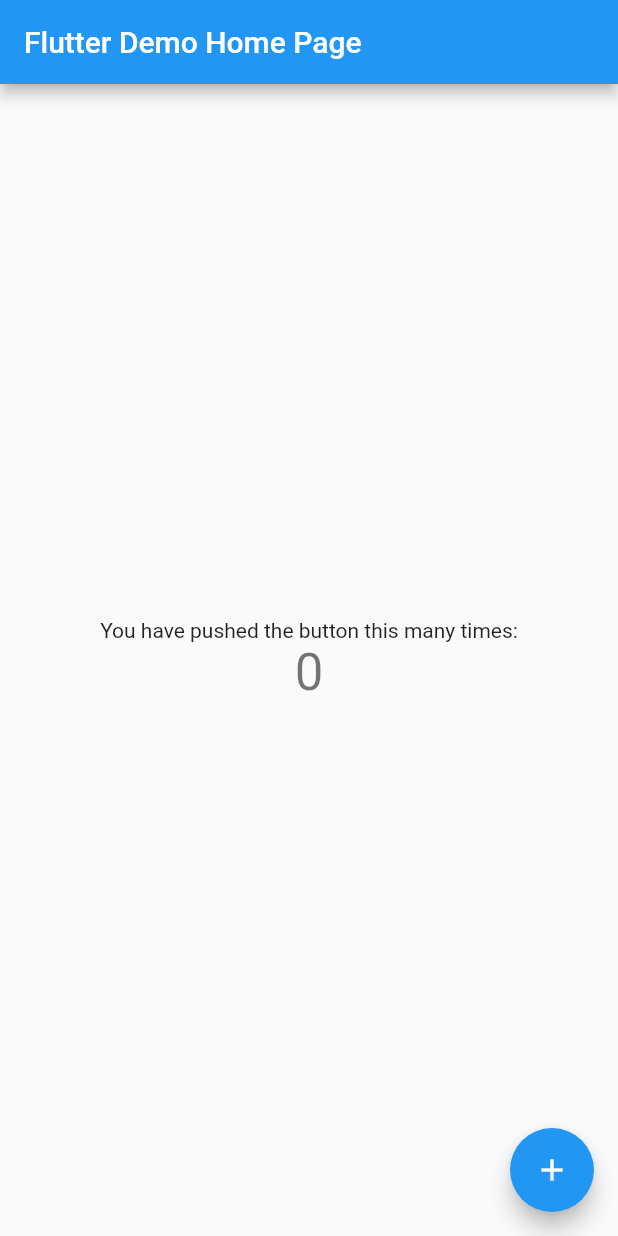
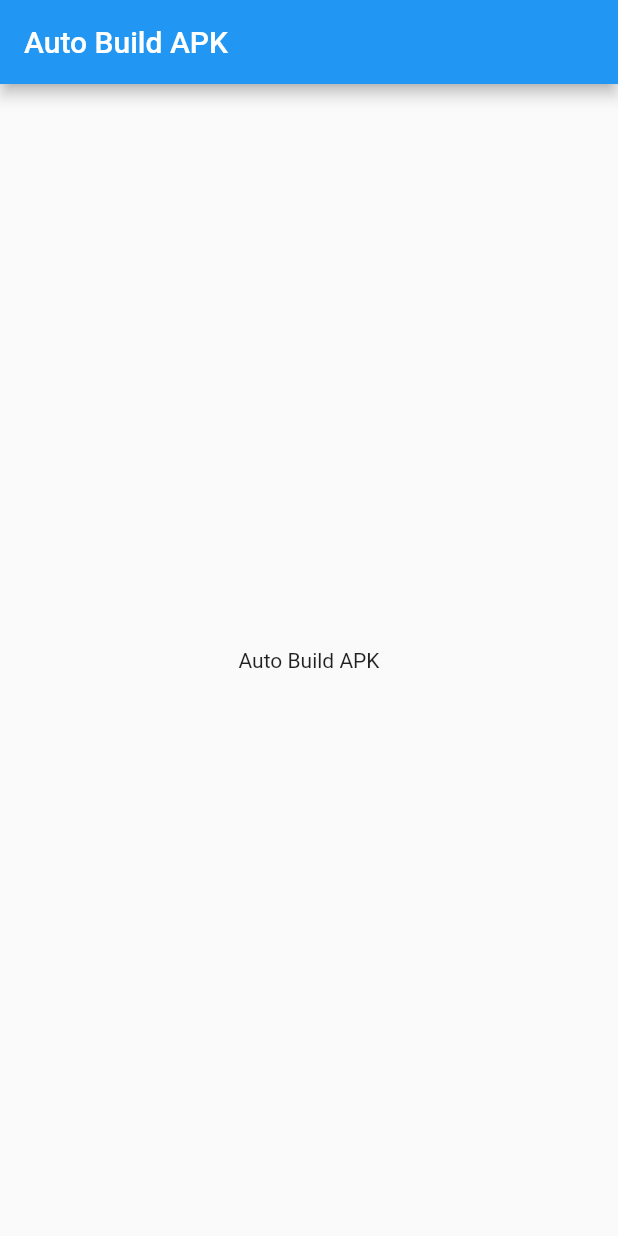
Before and after one commit to abhihasabe/flutter_auto_apk, a Flutter app: the screen it shows after launch, on a phone screen of 412 x 824 dp. Run offline on Flutter 3.47's test engine with Material 2 defaults, Android fonts, the phone set to English and light mode, and no system bars.

Commit message:
"Auto Build APK Commit"

```diff
--- a/lib/main.dart
+++ b/lib/main.dart
@@ -5,109 +5,39 @@
 }
 
 class MyApp extends StatelessWidget {
-  // This widget is the root of your application.
   @override
   Widget build(BuildContext context) {
     return MaterialApp(
       title: 'Flutter Demo',
-      theme: ThemeData(
-        // This is the theme of your application.
-        //
-        // Try running your application with "flutter run". You'll see the
-        // application has a blue toolbar. Then, without quitting the app, try
-        // changing the primarySwatch below to Colors.green and then invoke
-        // "hot reload" (press "r" in the console where you ran "flutter run",
-        // or simply save your changes to "hot reload" in a Flutter IDE).
-        // Notice that the counter didn't reset back to zero; the application
-        // is not restarted.
-        primarySwatch: Colors.blue,
-      ),
-      home: MyHomePage(title: 'Flutter Demo Home Page'),
+      home: AutoBuild(),
     );
   }
 }
 
-class MyHomePage extends StatefulWidget {
-  MyHomePage({Key? key, required this.title}) : super(key: key);
-
-  // This widget is the home page of your application. It is stateful, meaning
-  // that it has a State object (defined below) that contains fields that affect
-  // how it looks.
-
-  // This class is the configuration for the state. It holds the values (in this
-  // case the title) provided by the parent (in this case the App widget) and
-  // used by the build method of the State. Fields in a Widget subclass are
-  // always marked "final".
-
-  final String title;
-
+class AutoBuild extends StatefulWidget {
+  AutoBuild({Key? key}) : super(key: key);
   @override
-  _MyHomePageState createState() => _MyHomePageState();
+  _AutoBuildState createState() => _AutoBuildState();
 }
 
-class _MyHomePageState extends State<MyHomePage> {
-  int _counter = 0;
-
-  void _incrementCounter() {
-    setState(() {
-      // This call to setState tells the Flutter framework that something has
-      // changed in this State, which causes it to rerun the build method below
-      // so that the display can reflect the updated values. If we changed
-      // _counter without calling setState(), then the build method would not be
-      // called again, and so nothing would appear to happen.
-      _counter++;
-    });
-  }
+class _AutoBuildState extends State<AutoBuild> {
 
   @override
   Widget build(BuildContext context) {
-    // This method is rerun every time setState is called, for instance as done
-    // by the _incrementCounter method above.
-    //
-    // The Flutter framework has been optimized to make rerunning build methods
-    // fast, so that you can just rebuild anything that needs updating rather
-    // than having to individually change instances of widgets.
     return Scaffold(
       appBar: AppBar(
-        // Here we take the value from the MyHomePage object that was created by
-        // the App.build method, and use it to set our appbar title.
-        title: Text(widget.title),
+        title: Text("Auto Build APK"),
       ),
       body: Center(
-        // Center is a layout widget. It takes a single child and positions it
-        // in the middle of the parent.
         child: Column(
-          // Column is also a layout widget. It takes a list of children and
-          // arranges them vertically. By default, it sizes itself to fit its
-          // children horizontally, and tries to be as tall as its parent.
-          //
-          // Invoke "debug painting" (press "p" in the console, choose the
-          // "Toggle Debug Paint" action from the Flutter Inspector in Android
-          // Studio, or the "Toggle Debug Paint" command in Visual Studio Code)
-          // to see the wireframe for each widget.
-          //
-          // Column has various properties to control how it sizes itself and
-          // how it positions its children. Here we use mainAxisAlignment to
-          // center the children vertically; the main axis here is the vertical
-          // axis because Columns are vertical (the cross axis would be
-          // horizontal).
           mainAxisAlignment: MainAxisAlignment.center,
           children: <Widget>[
             Text(
-              'You have pushed the button this many times:',
-            ),
-            Text(
-              '$_counter',
-              style: Theme.of(context).textTheme.headline4,
+              'Auto Build APK',
             ),
           ],
         ),
       ),
-      floatingActionButton: FloatingActionButton(
-        onPressed: _incrementCounter,
-        tooltip: 'Increment',
-        child: Icon(Icons.add),
-      ), // This trailing comma makes auto-formatting nicer for build methods.
     );
   }
 }
```
